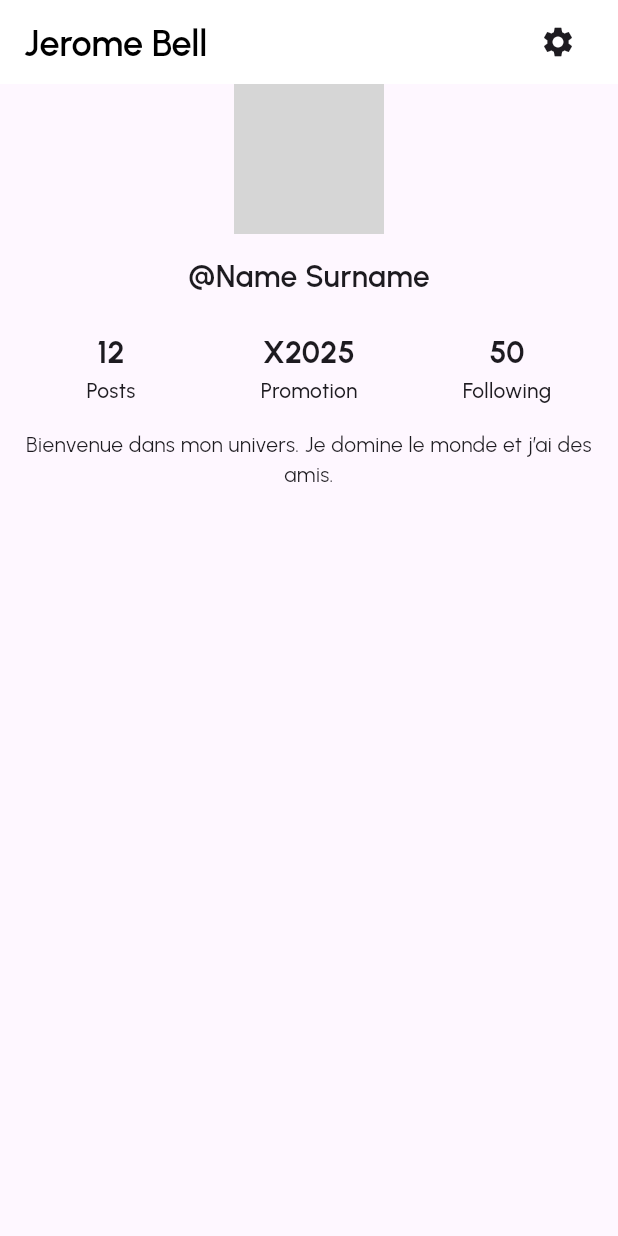
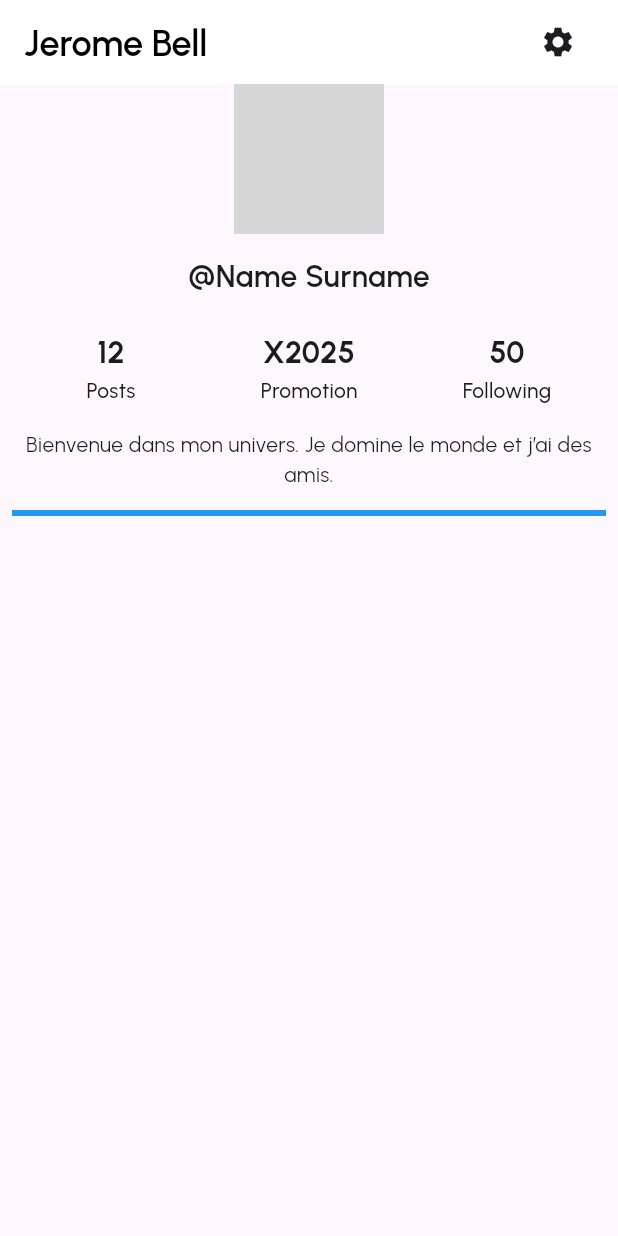
Before and after one commit to syapidyg/interactify-App, a Flutter app: the ProfilePage screen opened by its route, on a phone screen of 412 x 824 dp. Run offline on Flutter 3.47's test engine with Material 3 defaults, Android fonts, the phone set to English and light mode, and no system bars; our stand-ins replace font_awesome_flutter, google_fonts, smooth_page_indicator; generated files the repository leaves out were written again; grey boxes are pictures that could not be loaded.

Commit message:
page de profil

```diff
--- a/Developpement/interactify_app/lib/Pages/profile_page.dart
+++ b/Developpement/interactify_app/lib/Pages/profile_page.dart
@@ -1,14 +1,36 @@
 import 'package:flutter/material.dart';
+import 'package:interactify_app/models/publication.dart';
+import 'package:interactify_app/models/utilisateur.dart';
+import 'package:interactify_app/widgets/publication_card.dart';
 
 class ProfilePage extends StatelessWidget {
   static const routeName = "/profile/user";
 
-  const ProfilePage({super.key});
+  ProfilePage({super.key});
+
+  final List<PublicationCard> publications = [];
+
+  Utilisateur utilisateur1 = Utilisateur(
+      photoProfil: "assets/images/marx.png",
+      promotion: "X2025",
+      username: "SyapiDYG");
+
+  late Publication publication1;
 
   @override
   Widget build(BuildContext context) {
-    return Center(
-      child: Scaffold(
+    publication1 = Publication(
+        datePublication: "2015-12-4",
+        description:
+            "yyyyyyyyyy hhhhhhhhhhhhhhh hhhhhhhhhhhhhh ddddddddddddd vvvvvvvvvvvvvvvv bbbbbbbbbbbbbbb nnnnnnnnnnnnnnnn ggggggggggggggggggg ooooooooooooooooooooooo",
+        image: "assets/images/Rectangle 4750.png",
+        commentaires: null,
+        likes: null,
+        utilisateur: utilisateur1);
+
+    PublicationCard card = PublicationCard(publication: publication1);
+    publications.add(card);
+    return Scaffold(
       appBar: AppBar(
         backgroundColor: Colors.white,
         elevation: 0,
@@ -97,9 +119,18 @@ class ProfilePage extends StatelessWidget {
                 "Bienvenue dans mon univers. Je domine le monde et j’ai des amis.",
                 textAlign: TextAlign.center,
               ),
-              )
+            ),
+            Padding(
+              padding: const EdgeInsets.symmetric(horizontal: 8),
+              child: SizedBox(
+                child: Divider(
+                  color: Colors.blue,
+                  thickness: 4,
+                ),
+              ),
+            ),
+
           ],
-          ),
         ),
       ),
     );
```
Also changed, not shown: Developpement/interactify_app/lib/Pages/annonces_page.dart (+12 -9 lines), Developpement/interactify_app/lib/Pages/home_page.dart (+12 -5 lines), Developpement/interactify_app/lib/widgets/annonceCard.dart (+25 -8 lines), Developpement/interactify_app/lib/widgets/nav_bar.dart (+8 -4 lines), Developpement/interactify_app/lib/widgets/navigators.dart (+5 -2 lines), Developpement/interactify_app/lib/widgets/publication_card.dart (+10 -6 lines). Lines whose indentation alone changed are shown as unchanged.
